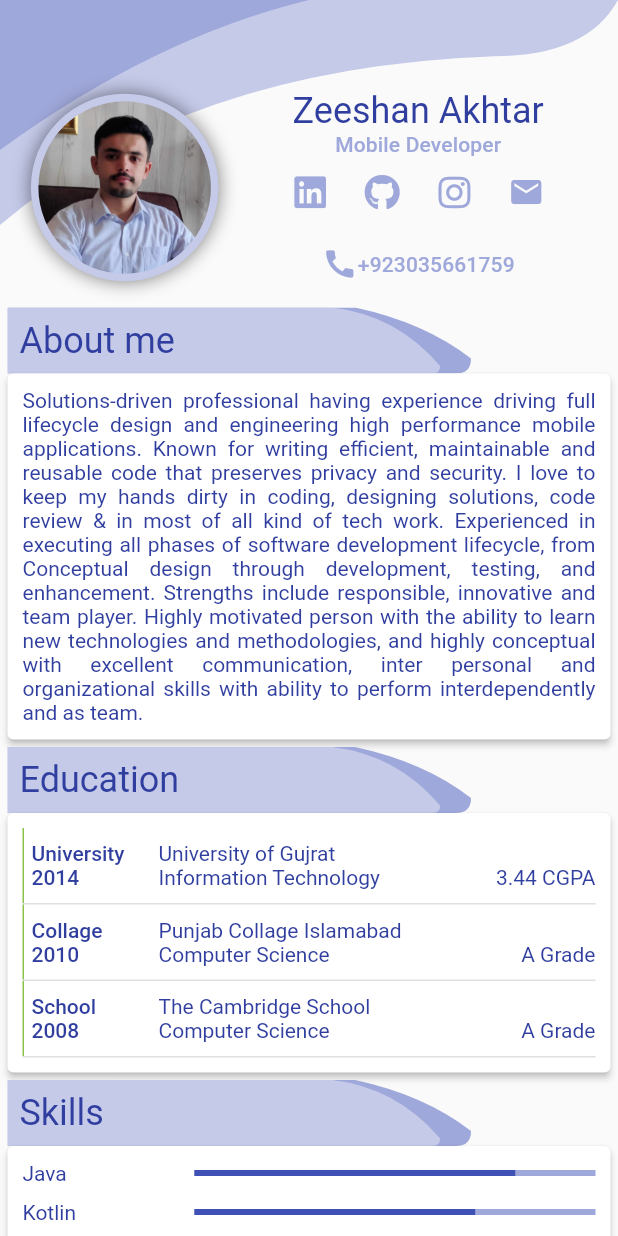
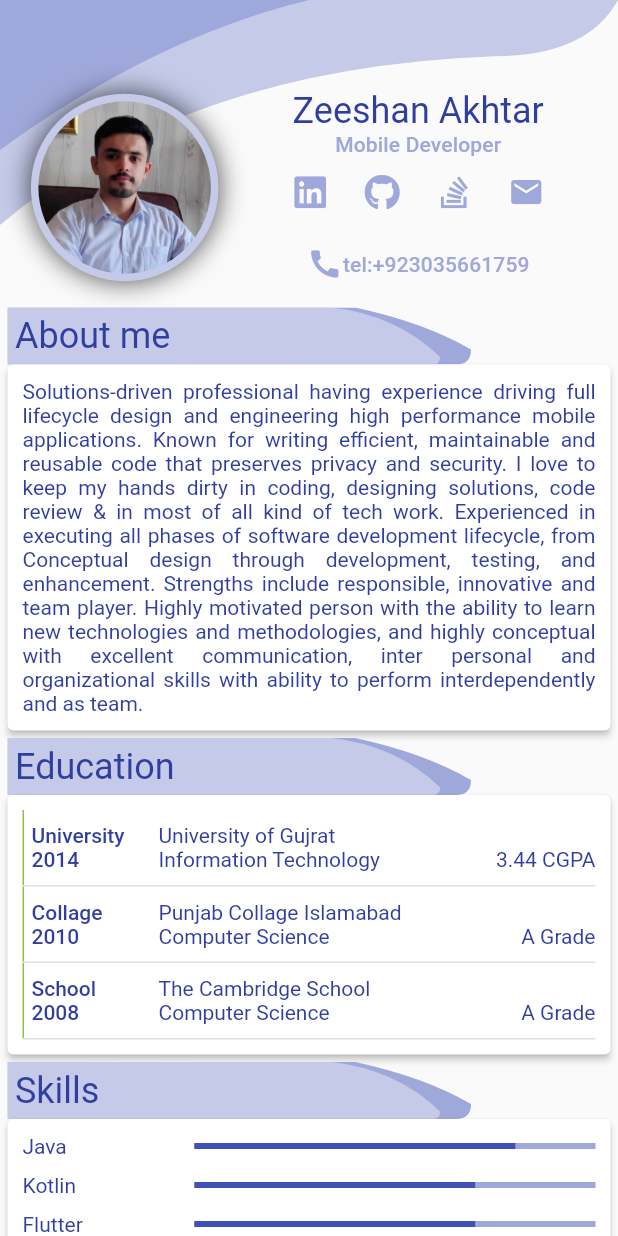
Before and after one commit to zeeshan5422/flutter-resume-design, a Flutter app: the screen it shows after launch, on a phone screen of 412 x 824 dp. Run offline on Flutter 3.47's test engine with Material 2 defaults, Android fonts, the phone set to English and light mode, and no system bars; our stand-ins replace flutter_linkify, font_awesome_flutter, shared_preferences.

```diff
--- a/lib/components/resume_body.dart
+++ b/lib/components/resume_body.dart
@@ -1,7 +1,8 @@
 import 'package:flutter/cupertino.dart';
 import 'package:flutter/material.dart';
 import 'package:flutter/rendering.dart';
-import 'package:template/components/resmme_experience.dart';
+import 'package:template/components/resume_experience.dart';
+import 'package:template/components/resume_interest.dart';
 import 'package:template/components/resume_skills.dart';
 import 'package:template/components/resume_theme.dart';
 import 'package:template/components/resume_work_history.dart';
@@ -58,6 +59,14 @@ class ResumeBody extends StatelessWidget {
               ResumeWorkHistory(workHistory: workHistory)
           ]),
           HeaderTitle(
+            mTitle: TitleModel("Community Work"),
+          ),
+          _content([
+            for (ContentExperience contentExperience
+                in resumeContent.communityWorkList)
+              ResumeExperience(experience: contentExperience)
+          ]),
+          HeaderTitle(
             mTitle: TitleModel("Experience"),
           ),
           _content([
@@ -69,7 +78,7 @@ class ResumeBody extends StatelessWidget {
             mTitle: TitleModel("Hobbies and Interests"),
           ),
           _content([
-            _paragraph(resumeContent.hobbies, context)
+            ResumeInterest(interestList: resumeContent.interestList),
           ]), // update hobbies and Interest with icons and description form
           HeaderTitle(
             mTitle: TitleModel("Reference"),
--- a/lib/components/resume_header.dart
+++ b/lib/components/resume_header.dart
@@ -4,6 +4,7 @@ import 'package:template/components/resume_theme.dart';
 import 'package:template/models/ResumeContent.dart';
 import 'package:template/widgets/header_bg_dark.dart';
 import 'package:template/widgets/header_bg_light.dart';
+import 'package:url_launcher/url_launcher.dart';
 
 class ResumeHeader extends StatelessWidget {
   final ResumeContent resumeContent;
@@ -50,8 +51,8 @@ class ResumeHeader extends StatelessWidget {
                         color: Theme.of(context).primaryColorLight,
                         boxShadow: [
                           new BoxShadow(
-                            color: Colors.black.withOpacity(0.5),
-                            blurRadius: 10.0,
+                            color: Colors.black.withOpacity(0.7),
+                            blurRadius: 15.0,
                           ),
                         ]),
                     child: CircleAvatar(
@@ -87,16 +88,27 @@ class ResumeHeader extends StatelessWidget {
                               IconButton(
                                 color: Theme.of(context).primaryColor,
                                 icon: Icon(FontAwesomeIcons.linkedin),
-                                onPressed: () {},
+                                onPressed: () {
+                                  _onOpen(resumeContent
+                                      .profileInformation.linkedIn);
+                                },
+                              ),
+                              IconButton(
+                                color: Theme.of(context).primaryColor,
+                                icon: new Icon(FontAwesomeIcons.github),
+                                onPressed: () {
+                                  _onOpen(
+                                      resumeContent.profileInformation.github);
+                                },
                               ),
                               IconButton(
                                   color: Theme.of(context).primaryColor,
-                                  icon: new Icon(FontAwesomeIcons.github),
-                                  onPressed: () {}),
-                              IconButton(
-                                  color: Theme.of(context).primaryColor,
-                                  icon: new Icon(FontAwesomeIcons.instagram),
-                                  onPressed: () {}),
+                                  icon:
+                                      new Icon(FontAwesomeIcons.stackOverflow),
+                                  onPressed: () {
+                                    _onOpen(resumeContent
+                                        .profileInformation.stackOverFlow);
+                                  }),
                               IconButton(
                                   color: Theme.of(context).primaryColor,
                                   icon: new Icon(Icons.email),
@@ -142,4 +154,12 @@ class ResumeHeader extends StatelessWidget {
       ),
     );
   }
+
+  Future<void> _onOpen(String link) async {
+    if (await canLaunch(link)) {
+      await launch(link);
+    } else {
+      throw 'Could not launch $link';
+    }
+  }
 }
--- a/lib/components/resume_theme.dart
+++ b/lib/components/resume_theme.dart
@@ -19,7 +19,7 @@ class ResumeTheme {
 
   static TextStyle titleExperienceText(BuildContext context) {
     return titleText(context)
-        .copyWith(fontSize: 16)
+        .copyWith(fontSize: 14)
         .copyWith(fontWeight: FontWeight.bold);
   }
 
--- a/lib/main.dart
+++ b/lib/main.dart
@@ -1,17 +1,27 @@
 import 'package:flutter/material.dart';
+import 'package:shared_preferences/shared_preferences.dart';
 import 'package:template/components/resume_body.dart';
 import 'package:template/resumecontent/zeeshan_resume_content.dart';
+import 'components/resume_footer.dart';
 import 'components/resume_header.dart';
 import 'components/resume_theme.dart';
 
 void main() => runApp(MyApp());
+
+//Future<void> main() async {
+//  Brightness brightness;
+//  SharedPreferences prefs = await SharedPreferences.getInstance();
+//  brightness =
+//      (prefs.getBool("isDark") ?? false) ? Brightness.dark : Brightness.light;
+//  runApp(MyApp());
+//}
 
 class MyApp extends StatelessWidget {
   // This widget is the root of your application.
   @override
   Widget build(BuildContext context) {
     return MaterialApp(
-        debugShowCheckedModeBanner: true,
+        debugShowCheckedModeBanner: false,
         title: 'Zeeshan Akhtar',
         theme: ResumeTheme.current(),
         home: Scaffold(
@@ -24,7 +34,8 @@ class MyApp extends StatelessWidget {
       child: ListView(
         children: <Widget>[
           ResumeHeader(resumeContent: ZeeshanResumeContent.mContent),
-          ResumeBody(resumeContent: ZeeshanResumeContent.mContent)
+          ResumeBody(resumeContent: ZeeshanResumeContent.mContent),
+          ResumeFooter(),
         ],
       ),
     );
--- a/lib/models/ResumeContent.dart
+++ b/lib/models/ResumeContent.dart
@@ -1,5 +1,6 @@
 import 'content_education.dart';
 import 'content_experience.dart';
+import 'content_interest.dart';
 import 'content_skills.dart';
 import 'content_work_history.dart';
 import 'resume_profile_info.dart';
@@ -7,23 +8,23 @@ import 'resume_profile_info.dart';
 class ResumeContent {
   final ProfileInformation profileInformation;
   final String aboutMe;
-  final String hobbies;
   final String reference;
   final List<ContentEducation> contentEducation;
   final List<ContentSkill> contentSkills;
   final List<ContentWorkHistory> contentWorkHistories;
   final List<ContentExperience> contentExperience;
-  final List<ContentExperience> communityWork;
+  final List<ContentExperience> communityWorkList;
+  final List<ContentInterest> interestList;
 
   ResumeContent({
     this.profileInformation,
     this.aboutMe,
-    this.hobbies,
     this.reference,
     this.contentEducation,
     this.contentSkills,
     this.contentWorkHistories,
     this.contentExperience,
-    this.communityWork,
+    this.communityWorkList,
+    this.interestList,
   });
 }
--- /dev/null
+++ b/lib/models/content_interest.dart
@@ -0,0 +1,12 @@
+import 'package:flutter/material.dart';
+import 'package:font_awesome_flutter/font_awesome_flutter.dart';
+
+class ContentInterest {
+  final String title;
+  final IconData icon;
+
+  ContentInterest({
+    this.title,
+    this.icon,
+  });
+}
--- a/lib/resumecontent/zeeshan_resume_content.dart
+++ b/lib/resumecontent/zeeshan_resume_content.dart
@@ -1,6 +1,8 @@
+import 'package:font_awesome_flutter/font_awesome_flutter.dart';
 import 'package:template/models/ResumeContent.dart';
 import 'package:template/models/content_education.dart';
 import 'package:template/models/content_experience.dart';
+import 'package:template/models/content_interest.dart';
 import 'package:template/models/content_skills.dart';
 import 'package:template/models/content_work_history.dart';
 import 'package:template/models/resume_profile_info.dart';
@@ -12,9 +14,10 @@ class ZeeshanResumeContent {
           designation: "Mobile Developer",
           email: "zeeshanakhtar0303@gmail.com",
           github: "https://www.github.com/zeeshan5422",
-        linkedIn: "https://www.github.com/zeeshan5422",
-        stackOverFlow: "https://www.github.com/zeeshan5422",
-        contactNumber: "+923035661759"),
+          linkedIn: "https://www.linkedin.com/in/zeeshan-akhtar-207398b3/",
+          stackOverFlow:
+              "https://stackexchange.com/users/10170593/zeeshan-akhtar",
+          contactNumber: "tel:+923035661759"),
       aboutMe: "Solutions-driven professional having experience driving full"
           " lifecycle design and engineering high performance mobile applications."
           " Known for writing efficient, maintainable and reusable code that preserves privacy and security."
@@ -24,10 +27,6 @@ class ZeeshanResumeContent {
           " Highly motivated person with the ability to learn new technologies and methodologies,"
           " and highly conceptual with excellent communication,"
           " inter personal and organizational skills with ability to perform interdependently and as team.",
-    hobbies:
-        "Although I do enjoy playing video games in my free time, I also like going on hikes and surfing."
-        " Staying active is important to me because when you have some time to just focus on nature,"
-        " you can get sudden bursts of inspiration that come in handy during an app development process.",
       reference: "Available on request",
       contentEducation: [
         ContentEducation(
@@ -120,7 +119,7 @@ class ZeeshanResumeContent {
         ContentExperience(
             title: "Base Architecture for Android Development",
             description:
-              "that include UI components, network layer wrapper on Retrofit, database layer wrapper on Room,"
+                "This include UI components, network layer wrapper on Retrofit, database layer wrapper on Room,"
                 " base validation execution architecture, Thread pooling for multi-threading,"
                 " command pattern execution (sync & async, abstraction Base Fragment for MVVM and Two-way Databinding,"
                 " Data Binding Adapters, Data validation and data sharing between 20+ fragments."
@@ -183,7 +182,7 @@ class ZeeshanResumeContent {
               "https://play.google.com/store/apps/details?id=com.kick.ninja.warrior.attack",
         ),
       ],
-    communityWork: [
+      communityWorkList: [
         ContentExperience(
           title: "Flutter application Resume UI design",
           description:
@@ -191,11 +190,36 @@ class ZeeshanResumeContent {
           link: "https://github.com/zeeshan5422/flutter-resume-design",
         ),
         ContentExperience(
-        title: "Android Spinner Library",
+          title: "Searchable Spinner Library",
           description:
-            "Searchable-Spinner-Kotlin is a simple spinner, which support searching items, click events, sorting and some other features.",
-        link: "https://github.com/zeeshan5422/flutter-resume-design",
+              "Searchable Spinner written in Kotlin, which support searching items, click events, sorting and some other features.",
+          link: "https://github.com/zeeshan5422/Searchable-Spinner-Kotlin",
         ),
       ],
-  );
+      interestList: [
+        ContentInterest(
+          title: "Football",
+          icon: FontAwesomeIcons.footballBall,
+        ),
+        ContentInterest(
+          title: "Reading",
+          icon: FontAwesomeIcons.bookReader,
+        ),
+        ContentInterest(
+          title: "Cycling",
+          icon: FontAwesomeIcons.bicycle,
+        ),
+        ContentInterest(
+          title: "Hiking",
+          icon: FontAwesomeIcons.hiking,
+        ),
+        ContentInterest(
+          title: "Helping Hands",
+          icon: FontAwesomeIcons.handsHelping,
+        ),
+        ContentInterest(
+          title: "Tech Hobbies",
+          icon: FontAwesomeIcons.digitalTachograph,
+        ),
+      ]);
 }
--- a/lib/widgets/header_title.dart
+++ b/lib/widgets/header_title.dart
@@ -22,7 +22,7 @@ class HeaderTitle extends StatelessWidget {
               ),
               width: MediaQuery.of(context).size.width * 0.75,
               child: Padding(
-                padding: const EdgeInsets.all(8.0),
+                padding: const EdgeInsets.all(5.0),
                 child: Text(
                   "",
                   style: ResumeTheme.titleText(context),
@@ -39,7 +39,7 @@ class HeaderTitle extends StatelessWidget {
               ),
               width: MediaQuery.of(context).size.width * 0.7,
               child: Padding(
-                padding: const EdgeInsets.all(8.0),
+                padding: const EdgeInsets.all(5.0),
                 child: Text(
                   mTitle.title,
                   style: ResumeTheme.titleText(context),
--- a/pubspec.yaml
+++ b/pubspec.yaml
@@ -20,6 +20,9 @@ dependencies:
   flutter:
     sdk: flutter
   font_awesome_flutter: ^8.5.0
+  flutter_linkify: ^3.1.0
+  url_launcher: ^5.4.2
+  shared_preferences: ^0.5.6+3
 
   # The following adds the Cupertino Icons font to your application.
   # Use with the CupertinoIcons class for iOS style icons.
```
Also changed, not shown: lib/components/resmme_experience.dart (deleted, +0 -68 lines), lib/components/resume_experience.dart (added, +145 -0 lines), lib/components/resume_footer.dart (added, +29 -0 lines), lib/components/resume_interest.dart (added, +50 -0 lines), lib/widgets/footer_bg_dark.dart (added, +19 -0 lines), lib/widgets/footer_bg_light.dart (added, +19 -0 lines), pubspec.lock. Lines whose indentation alone changed are shown as unchanged.
